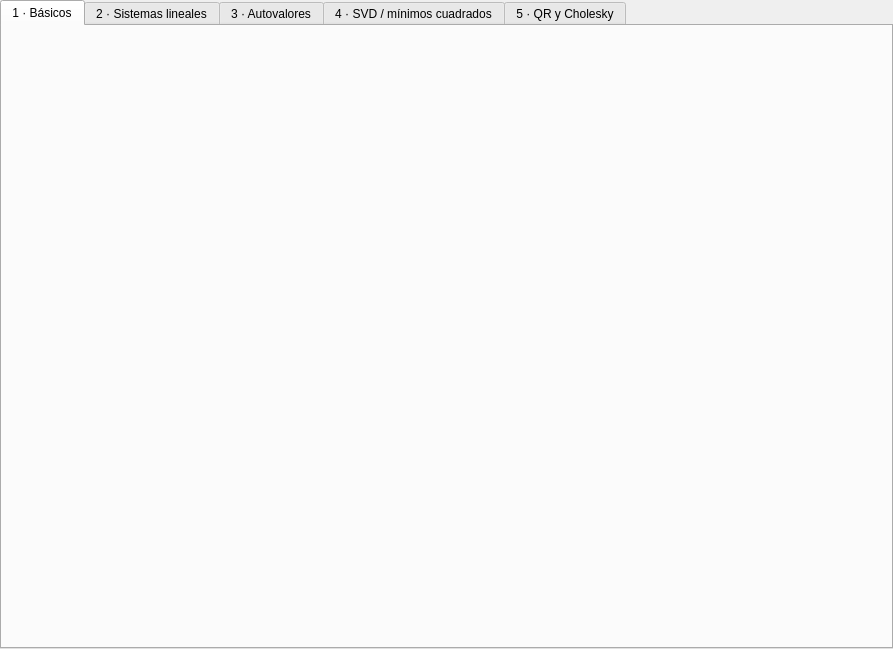
Above: src/testeigenview.ui from federicomartinlara1976/testeigen before the change. Below: the same form after it.
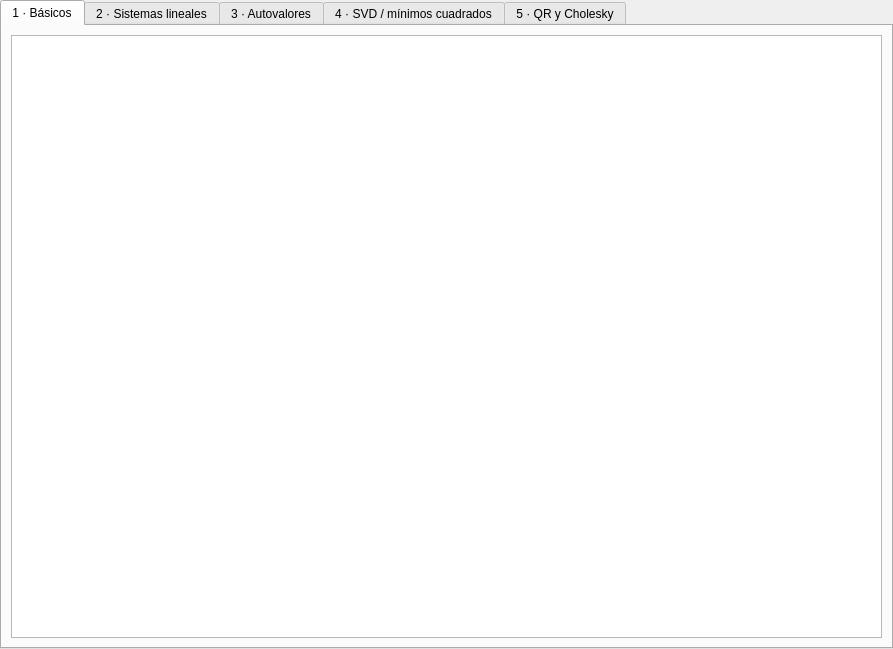
That is the form after the change. Icons and pictures are not drawn.

Patch:
```diff
--- a/src/testeigenview.ui
+++ b/src/testeigenview.ui
@@ -31,10 +31,21 @@
      <property name="currentIndex">
       <number>0</number>
      </property>
+     <property name="iconSize">
+      <size>
+       <width>48</width>
+       <height>48</height>
+      </size>
+     </property>
      <widget class="QWidget" name="tab_1">
       <attribute name="title">
        <string>1 · Básicos</string>
       </attribute>
+      <layout class="QHBoxLayout" name="horizontalLayout">
+       <item>
+        <widget class="QTextEdit" name="textEdit_1"/>
+       </item>
+      </layout>
      </widget>
      <widget class="QWidget" name="tab_2">
       <attribute name="title">
```
Left out of the diff: 35 changed lines with no effect on the pictures.
